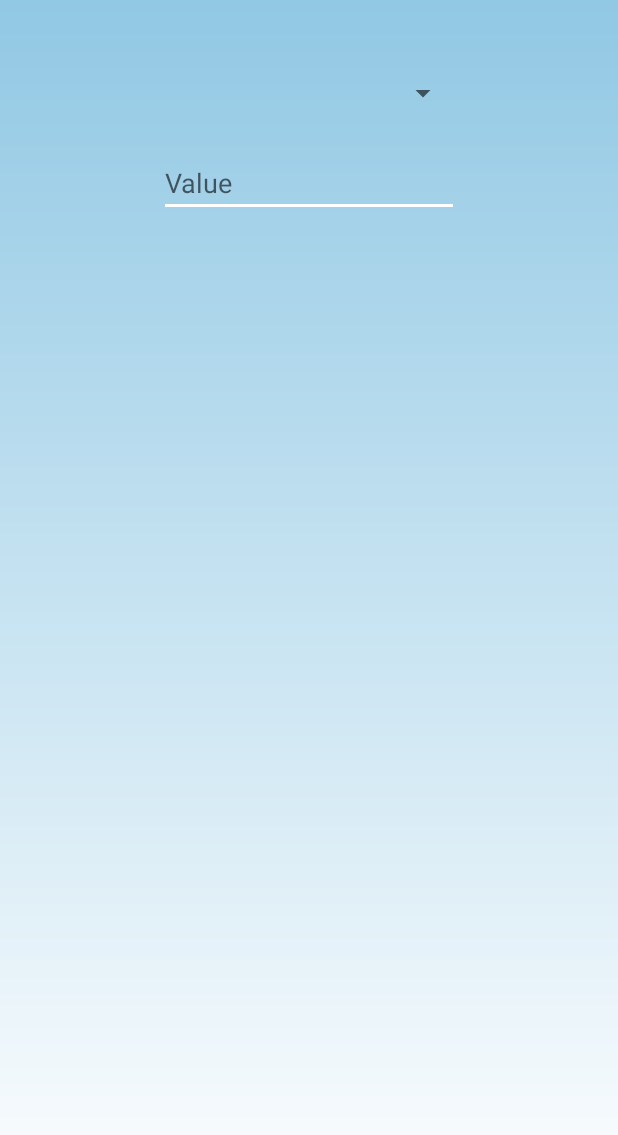
After one commit to Vlascu/BudgetPal, an Android app: the layout budget_add_dialog.xml on its own in the app's theme, with its tools: preview values and no code run, on a phone screen of 412 x 824 dp. The commit adds this screen. Shown: the top 1135 px of the screen. Run offline under Robolectric (Android 15) with nearby library versions, the phone set to English and light mode, and no system bars.

Commit message:
Budget functionality part 1

```diff
--- /dev/null
+++ b/app/src/main/res/layout/budget_add_dialog.xml
@@ -0,0 +1,29 @@
+<?xml version="1.0" encoding="utf-8"?>
+<androidx.constraintlayout.widget.ConstraintLayout xmlns:android="http://schemas.android.com/apk/res/android"
+    xmlns:app="http://schemas.android.com/apk/res-auto"
+    xmlns:tools="http://schemas.android.com/tools"
+    android:layout_width="match_parent"
+    android:layout_height="match_parent">
+
+    <Spinner
+        android:id="@+id/budget_add_category_spinner"
+        android:layout_width="200dp"
+        android:layout_height="wrap_content"
+        android:layout_marginTop="50dp"
+        app:layout_constraintEnd_toEndOf="parent"
+        app:layout_constraintStart_toStartOf="parent"
+        app:layout_constraintTop_toTopOf="parent" />
+
+    <EditText
+        android:id="@+id/budget_add_dialog_value"
+        android:layout_width="200dp"
+        android:layout_height="wrap_content"
+        android:layout_marginTop="25dp"
+        android:ems="10"
+        android:hint="@string/value"
+        android:importantForAutofill="no"
+        android:inputType="numberDecimal"
+        app:layout_constraintEnd_toEndOf="parent"
+        app:layout_constraintStart_toStartOf="parent"
+        app:layout_constraintTop_toBottomOf="@+id/budget_add_category_spinner" />
+</androidx.constraintlayout.widget.ConstraintLayout>
```
Also changed, not shown: app/src/main/java/com/example/budgetpal/activities/Budgets.java (+49 -1 lines), app/src/main/java/com/example/budgetpal/dialogs/AddDialog.java (+32 -0 lines), app/src/main/java/com/example/budgetpal/model/tables/BudgetTable.java (+4 -5 lines), app/src/main/java/com/example/budgetpal/view_models/BudgetsViewModel.java (added, +24 -0 lines).
